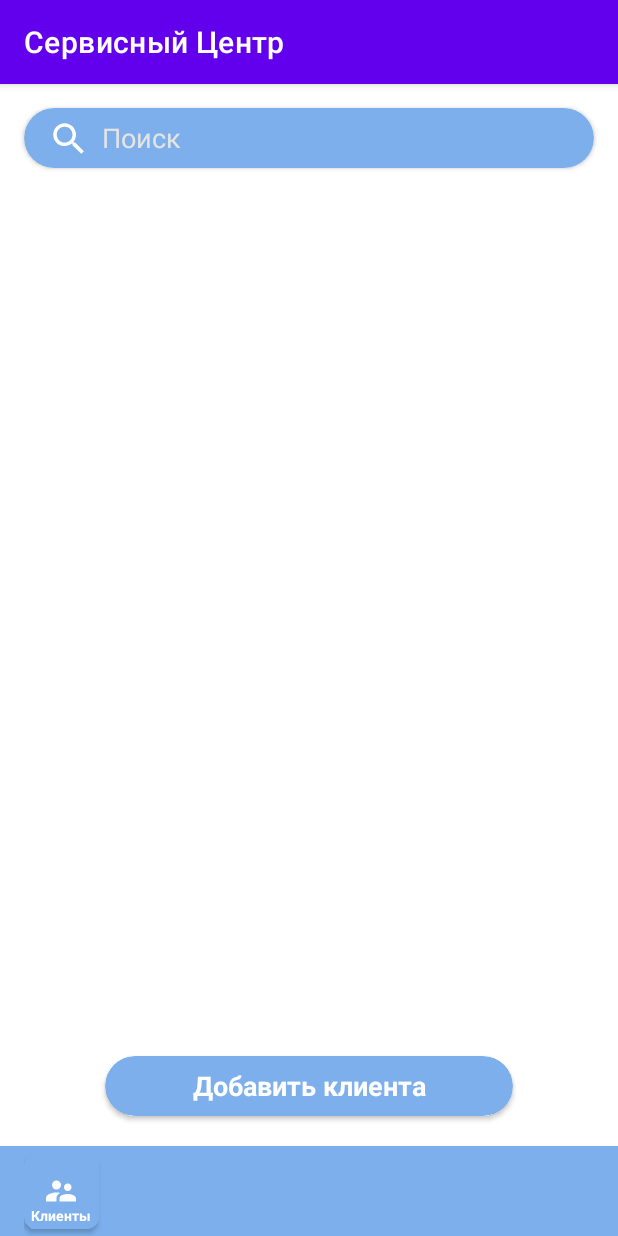
After one commit to aikozin/College_ServiceCenter, an Android app: the fragment AddClientFragment placed in its activity, on a phone screen of 412 x 824 dp. The commit adds this screen. Run offline under Robolectric (Android 15) with nearby library versions, the phone set to English and light mode, and no system bars.

Commit message:
Сделал кнопку "Клиенты", принажатии подгружается фрагмент с кнопкой "Добавить клиента"

```diff
--- a/app/build.gradle
+++ b/app/build.gradle
@@ -34,6 +34,7 @@ dependencies {
     implementation 'com.google.android.material:material:1.5.0'
     implementation 'androidx.constraintlayout:constraintlayout:2.1.3'
     implementation 'com.google.firebase:firebase-database:20.0.3'
+    implementation 'androidx.legacy:legacy-support-v4:1.0.0'
     testImplementation 'junit:junit:4.+'
     androidTestImplementation 'androidx.test.ext:junit:1.1.3'
     androidTestImplementation 'androidx.test.espresso:espresso-core:3.4.0'
--- a/app/src/main/AndroidManifest.xml
+++ b/app/src/main/AndroidManifest.xml
@@ -9,14 +9,20 @@
         android:supportsRtl="true"
         android:theme="@style/Theme.СервисныйЦентр">
         <activity
+            android:name=".MainActivity"
+            android:exported="false" />
+        <activity
             android:name=".LoginActivity"
             android:exported="true">
+            android:windowSoftInputMode="stateHidden|adjustResize"
             <intent-filter>
                 <action android:name="android.intent.action.MAIN" />
 
                 <category android:name="android.intent.category.LAUNCHER" />
             </intent-filter>
         </activity>
+
+
     </application>
 
 </manifest>
--- /dev/null
+++ b/app/src/main/java/ru/ermilov/servicecenter/AddClientFragment.java
@@ -0,0 +1,22 @@
+package ru.ermilov.servicecenter;
+
+import android.os.Bundle;
+
+import androidx.fragment.app.Fragment;
+
+import android.view.LayoutInflater;
+import android.view.View;
+import android.view.ViewGroup;
+
+
+public class AddClientFragment extends Fragment {
+
+
+
+    @Override
+    public View onCreateView(LayoutInflater inflater, ViewGroup container,
+                             Bundle savedInstanceState) {
+        // Inflate the layout for this fragment
+        return inflater.inflate(R.layout.fragment_add_client, container, false);
+    }
+}
--- a/app/src/main/java/ru/ermilov/servicecenter/LoginActivity.java
+++ b/app/src/main/java/ru/ermilov/servicecenter/LoginActivity.java
@@ -4,6 +4,7 @@ import androidx.annotation.NonNull;
 import androidx.appcompat.app.AppCompatActivity;
 import androidx.cardview.widget.CardView;
 
+import android.content.Intent;
 import android.os.Bundle;
 import android.provider.ContactsContract;
 import android.util.Log;
@@ -56,9 +57,12 @@ public class LoginActivity extends AppCompatActivity {
                     for (DataSnapshot ds : dataSnapshot.getChildren()) {
                         Users user = ds.getValue(Users.class);
                         if (user.name.equals(login) && user.password.equals(password)) {
-                            Toast.makeText(LoginActivity.this, "Успех", Toast.LENGTH_SHORT).show();
+
                             isLogin = true;
-                            break;
+
+                            // Переход на MainActivity
+                            Intent intent = new Intent(this,MainActivity.class);
+                            startActivity(intent);
                         }
                     }
                     if (!isLogin)
--- /dev/null
+++ b/app/src/main/java/ru/ermilov/servicecenter/MainActivity.java
@@ -0,0 +1,38 @@
+package ru.ermilov.servicecenter;
+
+import androidx.appcompat.app.AppCompatActivity;
+import androidx.cardview.widget.CardView;
+import androidx.fragment.app.FragmentTransaction;
+
+import android.os.Bundle;
+import android.view.View;
+import android.widget.Button;
+import android.widget.FrameLayout;
+
+public class MainActivity extends AppCompatActivity {
+
+    private CardView addClient;
+
+
+    @Override
+    protected void onCreate(Bundle savedInstanceState) {
+        super.onCreate(savedInstanceState);
+        setContentView(R.layout.activity_main);
+
+        addClient = (CardView) findViewById(R.id.client_CardView);
+
+        addClient.setOnClickListener(new View.OnClickListener() {
+            @Override
+            public void onClick(View v) {
+                setNewFragment();
+            }
+        });
+    }
+
+    private void setNewFragment(){
+        AddClientFragment addClientFragment = new AddClientFragment(); // создание объекта
+        FragmentTransaction ft = getSupportFragmentManager().beginTransaction(); // создание объекта для подгрузки фрагмента
+        ft.replace(R.id.add_client,addClientFragment);//замена текущего содержимого на новое содержимое
+        ft.commit();// сохранение
+    }
+}
--- /dev/null
+++ b/app/src/main/res/drawable/ic_baseline_search_24.xml
@@ -0,0 +1,5 @@
+<vector android:height="24dp" android:tint="#FFFFFF"
+    android:viewportHeight="24" android:viewportWidth="24"
+    android:width="24dp" xmlns:android="http://schemas.android.com/apk/res/android">
+    <path android:fillColor="@android:color/white" android:pathData="M15.5,14h-0.79l-0.28,-0.27C15.41,12.59 16,11.11 16,9.5 16,5.91 13.09,3 9.5,3S3,5.91 3,9.5 5.91,16 9.5,16c1.61,0 3.09,-0.59 4.23,-1.57l0.27,0.28v0.79l5,4.99L20.49,19l-4.99,-5zM9.5,14C7.01,14 5,11.99 5,9.5S7.01,5 9.5,5 14,7.01 14,9.5 11.99,14 9.5,14z"/>
+</vector>
--- /dev/null
+++ b/app/src/main/res/drawable/ic_baseline_supervisor_account_24.xml
@@ -0,0 +1,5 @@
+<vector android:height="24dp" android:tint="#FFFFFF"
+    android:viewportHeight="24" android:viewportWidth="24"
+    android:width="24dp" xmlns:android="http://schemas.android.com/apk/res/android">
+    <path android:fillColor="@android:color/white" android:pathData="M16.5,12c1.38,0 2.49,-1.12 2.49,-2.5S17.88,7 16.5,7C15.12,7 14,8.12 14,9.5s1.12,2.5 2.5,2.5zM9,11c1.66,0 2.99,-1.34 2.99,-3S10.66,5 9,5C7.34,5 6,6.34 6,8s1.34,3 3,3zM16.5,14c-1.83,0 -5.5,0.92 -5.5,2.75L11,19h11v-2.25c0,-1.83 -3.67,-2.75 -5.5,-2.75zM9,13c-2.33,0 -7,1.17 -7,3.5L2,19h7v-2.25c0,-0.85 0.33,-2.34 2.37,-3.47C10.5,13.1 9.66,13 9,13z"/>
+</vector>
--- a/app/src/main/res/layout/activity_login.xml
+++ b/app/src/main/res/layout/activity_login.xml
@@ -73,6 +73,7 @@
                     app:layout_constraintEnd_toEndOf="parent"
                     app:layout_constraintStart_toEndOf="@+id/imageView"
                     app:layout_constraintTop_toTopOf="parent" />
+
             </androidx.constraintlayout.widget.ConstraintLayout>
         </androidx.cardview.widget.CardView>
 
--- /dev/null
+++ b/app/src/main/res/layout/activity_main.xml
@@ -0,0 +1,134 @@
+<?xml version="1.0" encoding="utf-8"?>
+<androidx.constraintlayout.widget.ConstraintLayout xmlns:android="http://schemas.android.com/apk/res/android"
+    xmlns:app="http://schemas.android.com/apk/res-auto"
+    xmlns:tools="http://schemas.android.com/tools"
+    android:layout_width="match_parent"
+    android:layout_height="match_parent"
+    tools:context=".MainActivity">
+
+
+    <androidx.cardview.widget.CardView
+        android:id="@+id/search_cardView"
+        android:layout_width="match_parent"
+        android:layout_height="40dp"
+        android:layout_marginStart="16dp"
+        android:layout_marginTop="16dp"
+        android:layout_marginEnd="16dp"
+        app:cardBackgroundColor="#7CAFEB"
+        app:cardCornerRadius="100dp"
+        app:layout_constraintEnd_toEndOf="parent"
+        app:layout_constraintStart_toStartOf="parent"
+        app:layout_constraintTop_toTopOf="parent">
+
+        <androidx.constraintlayout.widget.ConstraintLayout
+
+            android:layout_width="match_parent"
+            android:layout_height="match_parent"
+            android:paddingTop="8dp"
+            android:paddingBottom="8dp">
+
+            <ImageView
+                android:id="@+id/search_image"
+                android:layout_width="28dp"
+                android:layout_height="28dp"
+                android:layout_marginStart="16dp"
+                android:src="@drawable/ic_baseline_search_24"
+                app:layout_constraintBottom_toBottomOf="parent"
+                app:layout_constraintStart_toStartOf="parent"
+                app:layout_constraintTop_toTopOf="parent" />
+
+            <EditText
+                android:layout_width="0dp"
+                android:layout_height="wrap_content"
+                android:layout_marginStart="8dp"
+                android:background="@android:color/transparent"
+                android:hint="@string/search"
+                android:singleLine="true"
+                android:textColor="@color/white"
+                android:textColorHint="#E4E4E4"
+                app:layout_constraintBottom_toBottomOf="parent"
+                app:layout_constraintEnd_toEndOf="parent"
+                app:layout_constraintStart_toEndOf="@+id/search_image"
+                app:layout_constraintTop_toTopOf="parent"
+                tools:ignore="SpeakableTextPresentCheck,SpeakableTextPresentCheck,TouchTargetSizeCheck,TouchTargetSizeCheck" />
+
+        </androidx.constraintlayout.widget.ConstraintLayout>
+
+
+    </androidx.cardview.widget.CardView>
+
+    <FrameLayout
+        android:id="@+id/add_client"
+        android:layout_width="match_parent"
+        android:layout_height="0dp"
+        android:layout_marginTop="16dp"
+
+        app:layout_constraintBottom_toTopOf="@+id/linearLayout2"
+        app:layout_constraintEnd_toEndOf="parent"
+        app:layout_constraintStart_toStartOf="parent"
+        app:layout_constraintTop_toBottomOf="@+id/search_cardView">
+
+    </FrameLayout>
+
+    <LinearLayout
+        android:id="@+id/linearLayout2"
+        android:layout_width="match_parent"
+        android:layout_height="60dp"
+        android:background="#7CAFEB"
+        android:orientation="horizontal"
+        android:paddingLeft="16dp"
+        android:paddingTop="5dp"
+        app:layout_constraintBottom_toBottomOf="parent"
+        app:layout_constraintEnd_toEndOf="parent"
+        app:layout_constraintStart_toStartOf="parent">
+
+        <androidx.cardview.widget.CardView
+            android:id="@+id/client_CardView"
+            android:layout_width="50dp"
+            android:layout_height="50dp"
+            android:clickable="true"
+            android:foreground="?attr/selectableItemBackground"
+            app:cardBackgroundColor="#7CAFEB"
+            app:cardCornerRadius="8dp">
+
+            <androidx.constraintlayout.widget.ConstraintLayout
+
+                android:layout_width="wrap_content"
+                android:layout_height="wrap_content"
+                android:layout_gravity="center">
+
+
+                <ImageView
+                    android:id="@+id/client_image"
+                    android:layout_width="45dp"
+                    android:layout_height="45dp"
+                    android:scaleType="centerInside"
+                    android:src="@drawable/ic_baseline_supervisor_account_24"
+                    app:layout_constraintBottom_toBottomOf="parent"
+                    app:layout_constraintEnd_toEndOf="parent"
+                    app:layout_constraintStart_toStartOf="parent"
+                    app:layout_constraintTop_toTopOf="parent" />
+
+                <TextView
+                    android:layout_width="wrap_content"
+                    android:layout_height="wrap_content"
+                    android:layout_gravity="bottom|center"
+                    android:text="@string/Client"
+                    android:textColor="@color/white"
+                    android:textSize="9sp"
+                    android:textStyle="bold|normal"
+                    app:layout_constraintBottom_toBottomOf="parent"
+                    app:layout_constraintEnd_toEndOf="parent"
+                    app:layout_constraintStart_toStartOf="parent" />
+
+            </androidx.constraintlayout.widget.ConstraintLayout>
+
+
+        </androidx.cardview.widget.CardView>
+
+    </LinearLayout>
+
+
+
+
+</androidx.constraintlayout.widget.ConstraintLayout>
--- /dev/null
+++ b/app/src/main/res/layout/fragment_add_client.xml
@@ -0,0 +1,42 @@
+<?xml version="1.0" encoding="utf-8"?>
+<FrameLayout xmlns:android="http://schemas.android.com/apk/res/android"
+    xmlns:tools="http://schemas.android.com/tools"
+    android:layout_width="match_parent"
+    android:layout_height="match_parent"
+    xmlns:app="http://schemas.android.com/apk/res-auto"
+    tools:context=".AddClientFragment"
+   >
+
+
+
+    <androidx.cardview.widget.CardView
+        android:layout_width="match_parent"
+        android:layout_height="40dp"
+        android:clickable="true"
+        android:backgroundTint="@color/siniy"
+        android:foreground="?attr/selectableItemBackground"
+        android:layout_gravity="bottom|center"
+        app:cardCornerRadius="100dp"
+        android:layout_marginLeft="70dp"
+        android:layout_marginRight="70dp"
+        android:layout_marginBottom="20dp">
+
+        <TextView
+            android:layout_width="match_parent"
+            android:layout_height="wrap_content"
+            android:text="@string/addClient"
+            android:textAlignment="center"
+            android:layout_gravity="center"
+            android:textStyle="bold"
+            android:textSize="18dp"
+            android:textColor="@color/white" />
+
+
+    </androidx.cardview.widget.CardView>
+
+
+
+
+
+
+</FrameLayout>
--- a/app/src/main/res/values/colors.xml
+++ b/app/src/main/res/values/colors.xml
@@ -7,4 +7,5 @@
     <color name="teal_700">#FF018786</color>
     <color name="black">#FF000000</color>
     <color name="white">#FFFFFFFF</color>
+    <color name="siniy">#7CAFEB</color>
 </resources>
--- a/app/src/main/res/values/strings.xml
+++ b/app/src/main/res/values/strings.xml
@@ -6,4 +6,9 @@
     <string name="password">Пароль</string>
     <string name="input_password">Введите пароль</string>
     <string name="input">Войти</string>
+    <string name="search">Поиск</string>
+    <string name="Client">Клиенты</string>
+    <!-- TODO: Remove or change this placeholder text -->
+    <string name="hello_blank_fragment">Hello blank fragment</string>
+    <string name="addClient">Добавить клиента</string>
 </resources>
```
